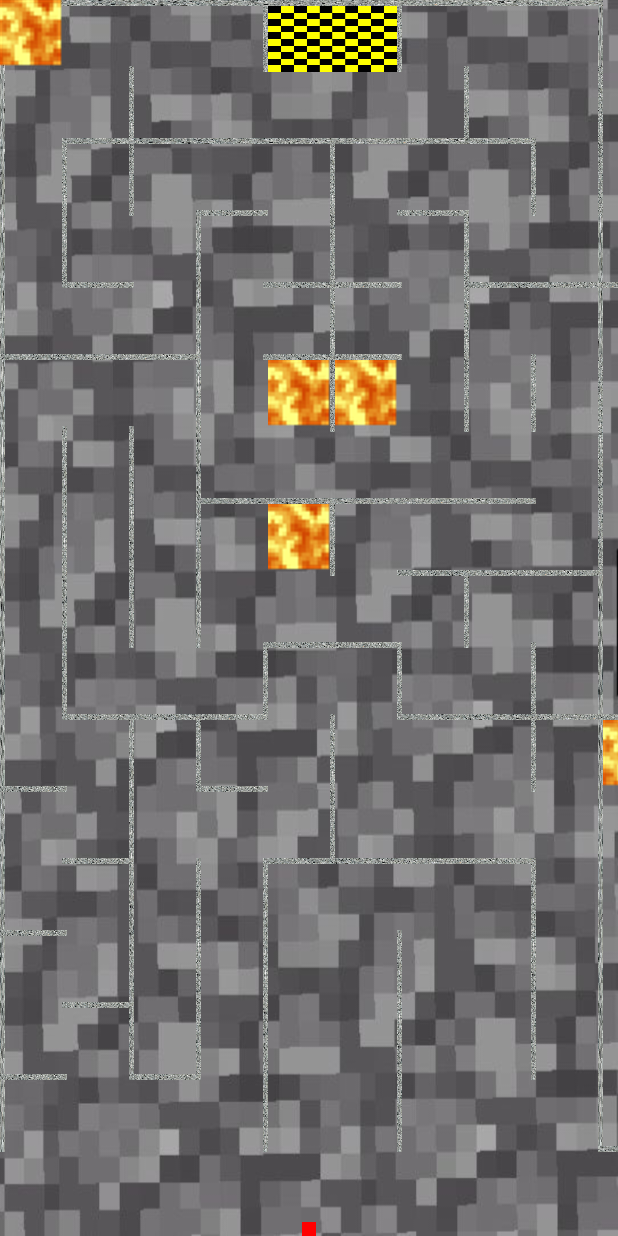
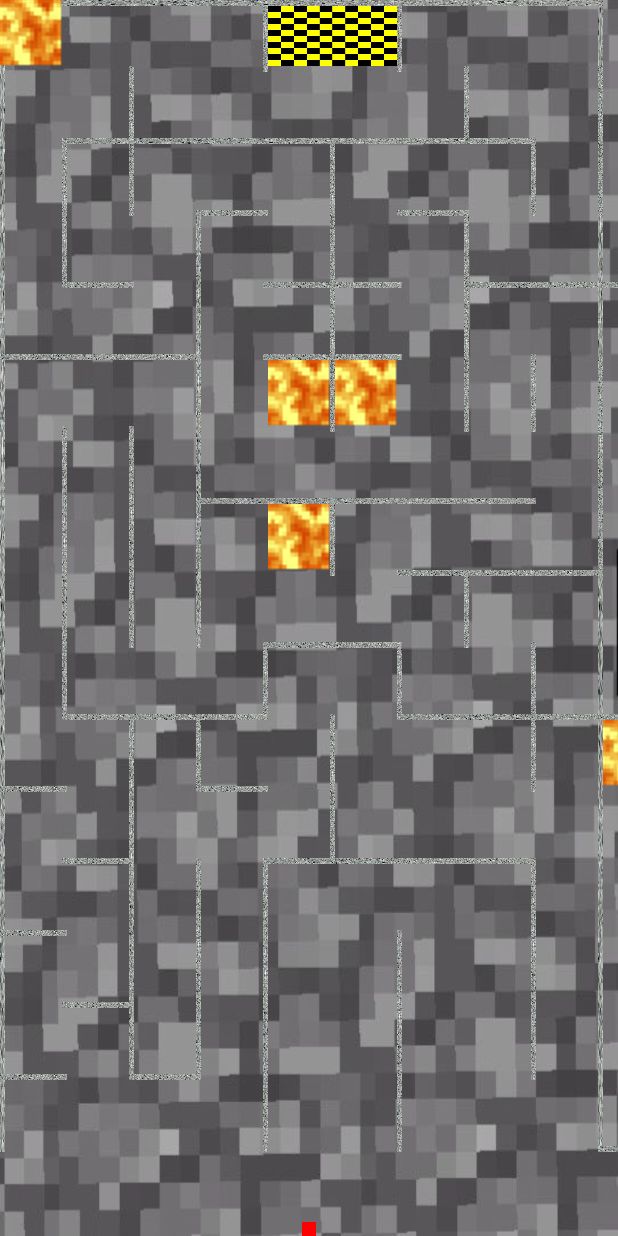
Before and after one commit to cesar93683/Gyro-Maze, an Android app: the GameActivity screen opened directly, with no data from a screen before it, on a phone screen of 412 x 824 dp. Run offline under Robolectric (Android 15) with nearby library versions, the phone set to English and light mode, and no system bars.

Commit message:
fix finish box setup

```diff
--- a/app/src/main/AndroidManifest.xml
+++ b/app/src/main/AndroidManifest.xml
@@ -9,9 +9,9 @@
         android:roundIcon="@mipmap/ic_launcher_round"
         android:supportsRtl="true"
         android:theme="@style/AppTheme">
-        <activity android:name=".Settings"
-            android:screenOrientation="portrait"
-            ></activity>
+        <activity
+            android:name=".Settings"
+            android:screenOrientation="portrait" />
         <activity android:name=".LevelActivity" />
         <activity android:name=".MainActivity">
             <intent-filter>
--- a/app/src/main/java/com/example/ceamaya/gyromaze/GameActivity.java
+++ b/app/src/main/java/com/example/ceamaya/gyromaze/GameActivity.java
@@ -1,5 +1,6 @@
 package com.example.ceamaya.gyromaze;
 
+import android.annotation.SuppressLint;
 import android.content.DialogInterface;
 import android.content.Intent;
 import android.content.SharedPreferences;
@@ -96,7 +97,7 @@ public class GameActivity extends AppCompatActivity implements SensorEventListen
 
     private void createCongratsDialog(int numYellowStars, int time) {
         AlertDialog.Builder alertDialog = new AlertDialog.Builder(this);
-        View view = getLayoutInflater().inflate(R.layout.dialog_game_won, null);
+        @SuppressLint("InflateParams") View view = getLayoutInflater().inflate(R.layout.dialog_game_won, null);
 
         setStars(numYellowStars, view);
 
--- a/app/src/main/java/com/example/ceamaya/gyromaze/GameView.java
+++ b/app/src/main/java/com/example/ceamaya/gyromaze/GameView.java
@@ -178,11 +178,21 @@ public class GameView extends View {
     }
 
     private void setUpFinishBox() {
+        int size = level.finishBox.horizontalSize;
         int top = getTopCord(level.finishBox.topCord) + HORIZONTAL_WALL_HEIGHT;
+        int bottom;
+        if (top == HORIZONTAL_WALL_HEIGHT) {
+            bottom = SPACE_BETWEEN_HORIZONTAL_WALLS;
+        } else {
+            bottom = top + SPACE_BETWEEN_HORIZONTAL_WALLS;
+        }
         int left = getLeftCord(level.finishBox.leftCord) + VERTICAL_WALL_WIDTH;
-        int right = left + level.finishBox.horizontalSize * SPACE_BETWEEN_VERTICAL_WALLS
-                + (level.finishBox.horizontalSize - 1) * VERTICAL_WALL_WIDTH;
-        int bottom = top + SPACE_BETWEEN_HORIZONTAL_WALLS;
+        int right;
+        if (left == VERTICAL_WALL_WIDTH) {
+            right = size * SPACE_BETWEEN_VERTICAL_WALLS + (size - 1) * VERTICAL_WALL_WIDTH;
+        } else {
+            right = left + size * SPACE_BETWEEN_VERTICAL_WALLS + (size - 1) * VERTICAL_WALL_WIDTH;
+        }
         finishBox = new Rect(left, top, right, bottom);
     }
 
--- a/app/src/main/java/com/example/ceamaya/gyromaze/Levels.java
+++ b/app/src/main/java/com/example/ceamaya/gyromaze/Levels.java
@@ -148,7 +148,7 @@ final class Levels {
             new Hole(7, 3),
             new Hole(8, 15),
     };
-    private static Pad[] level2Pads = new Pad[]{
+    private static final Pad[] level2Pads = new Pad[]{
             new Pad(8, 4, WARP_ONLY_LEFT),
             new Pad(0, 15, WARP_ONLY_RIGHT),
             new Pad(1, 12),
--- a/app/src/main/res/values/strings.xml
+++ b/app/src/main/res/values/strings.xml
@@ -6,4 +6,8 @@
     <string name="level_locked_text_view_text">Locked.</string>
     <string name="level_unlocked_text_view_text">Not completed yet.</string>
     <string name="level_level_text_view_text">Level %d</string>
+    <string name="video_game_theme">Video Game Theme</string>
+    <string name="golf_theme">Golf Theme</string>
+    <string name="old_school">Old School</string>
+    <string name="double_speed">Double Speed</string>
 </resources>
```
Also changed, not shown: app/src/main/java/com/example/ceamaya/gyromaze/Settings.java (+14 -9 lines), app/src/main/res/layout/activity_settings.xml (+4 -4 lines), app/src/main/res/drawable/hole.png (deleted).
